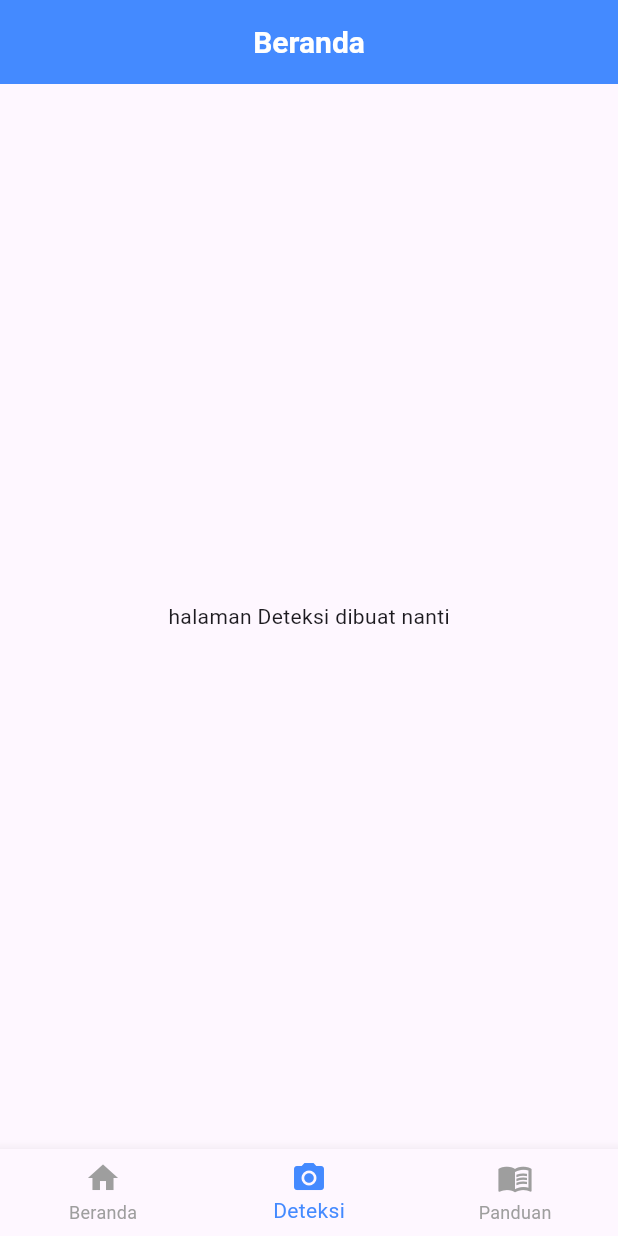
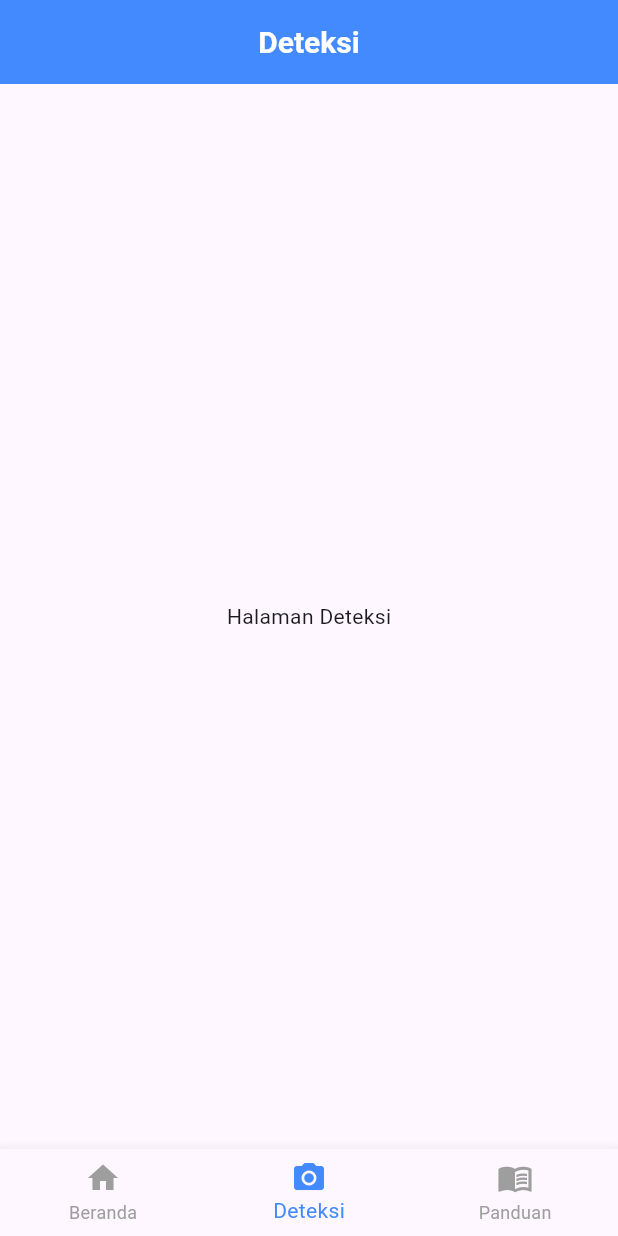
Before and after one commit to KhalimahMusaadah/Fish_Freshness, a Flutter app: the screen it shows after launch, item 2 of the bottom bar chosen, on a phone screen of 412 x 824 dp. Run offline on Flutter 3.47's test engine with Material 3 defaults, Android fonts, the phone set to English and light mode, and no system bars.

Commit message:
membuat dynamic title AppBar

```diff
--- a/lib/main.dart
+++ b/lib/main.dart
@@ -1,5 +1,8 @@
 import 'package:flutter/material.dart';
 import 'screens/SplashScreen.dart';
+import 'screens/HomePage.dart';
+import 'screens/DeteksiPage.dart';
+import 'screens/PanduanPage.dart';
 
 void main(){
   runApp(const MyApp());
@@ -9,10 +12,16 @@ class MyApp extends StatelessWidget {
   const MyApp({super.key});
 
   @override
-  Widget build(BuildContext context){
+  Widget build(BuildContext context) {
     return MaterialApp(
       debugShowCheckedModeBanner: false,
-      home: SplashScreen(),
+      initialRoute: '/splash', //
+      routes: {
+        '/splash': (context) => SplashScreen(),
+        '/home': (context) => HomePage(),
+        '/deteksi': (context) => DeteksiPage(),
+        '/panduan': (context) => PanduanPage(),
+      },
     );
   }
 }
--- /dev/null
+++ b/lib/screens/DeteksiPage.dart
@@ -0,0 +1,12 @@
+import 'package:flutter/material.dart';
+
+class DeteksiPage extends StatelessWidget{
+ const DeteksiPage({super.key});
+
+ @override
+ Widget build(BuildContext context){
+  return Center(
+      child: Text('Halaman Deteksi'),
+    );
+ }
+}
--- a/lib/screens/HomePage.dart
+++ b/lib/screens/HomePage.dart
@@ -1,6 +1,10 @@
 import 'package:flutter/material.dart';
 import '../widgets/MyAppBar.dart';
 import '../widgets/PersistentBottomBar.dart';
+import '../screens/DeteksiPage.dart';
+import '../screens/PanduanPage.dart';
+import '../utils/appbar_helper.dart';
+
 
 class HomePage extends StatefulWidget{
   @override
@@ -13,24 +17,20 @@ class _HomePageState extends State<HomePage>{
   //daftar halaman
   final List<Widget> _pages = [
     _HomeContent(), //untuk halaman home, berarti bikin class _HomeContent
-    PlaceholderWidget(title: 'Deteksi'),
-    PlaceholderWidget(title: 'Panduan'),
+    const DeteksiPage(),
+    const PanduanPage(),
   ];
 
   @override
   Widget build(BuildContext context){
     return Scaffold(
       appBar: MyAppBar(
-        title: 'Beranda',
+        title: getAppBarTitle(_currentIndex),
       ),
       body: _pages[_currentIndex],
       bottomNavigationBar: PersistentBottomBar(
-        currentIndex:  _currentIndex,
-        onTap: (index){
-          setState((){
-            _currentIndex = index;
-          });
-        },
+        currentIndex: _currentIndex,
+        onTap: (index) => setState(() => _currentIndex = index),
       ),
     );
   }
--- /dev/null
+++ b/lib/screens/PanduanPage.dart
@@ -0,0 +1,12 @@
+import 'package:flutter/material.dart';
+
+class PanduanPage extends StatelessWidget {
+  const PanduanPage({super.key});
+
+  @override
+  Widget build(BuildContext context) {
+    return Center(
+      child: Text('Halaman Panduan'),
+    );
+  }
+}
--- a/lib/screens/SplashScreen.dart
+++ b/lib/screens/SplashScreen.dart
@@ -1,6 +1,5 @@
 import 'dart:async';
 import 'package:flutter/material.dart';
-import 'HomePage.dart';
 
 class SplashScreen extends StatefulWidget {
   @override
@@ -12,10 +11,7 @@ class _SplashScreenState extends State<SplashScreen> {
   void initState() {
     super.initState();
     Timer(Duration(seconds: 3), () {
-      Navigator.pushReplacement(
-        context,
-        MaterialPageRoute(builder: (context) => HomePage()),
-      );
+      Navigator.pushReplacementNamed(context, '/home');
     });
   }
 
--- /dev/null
+++ b/lib/utils/appbar_helper.dart
@@ -0,0 +1,12 @@
+String getAppBarTitle(int index) {
+  switch (index) {
+    case 0:
+      return 'Beranda';
+    case 1:
+      return 'Deteksi';
+    case 2:
+      return 'Panduan';
+    default:
+      return '';
+  }
+}
--- a/lib/widgets/MyAppBar.dart
+++ b/lib/widgets/MyAppBar.dart
@@ -11,15 +11,15 @@ class MyAppBar extends StatelessWidget implements PreferredSizeWidget{ //cari ta
     required this.title, //kudu terisi ya gan
     this.actions,
     this.showBackButton = false,
-    this.onBackPressed
+    this.onBackPressed,
   });
 
   @override
   Widget build(BuildContext context){
     return AppBar(
       title: Text(
-        title,
-        style: TextStyle(
+        title, // Use the provided title directly
+        style: const TextStyle(
           fontSize: 20,
           fontWeight: FontWeight.bold,
           color: Colors.white,
```
